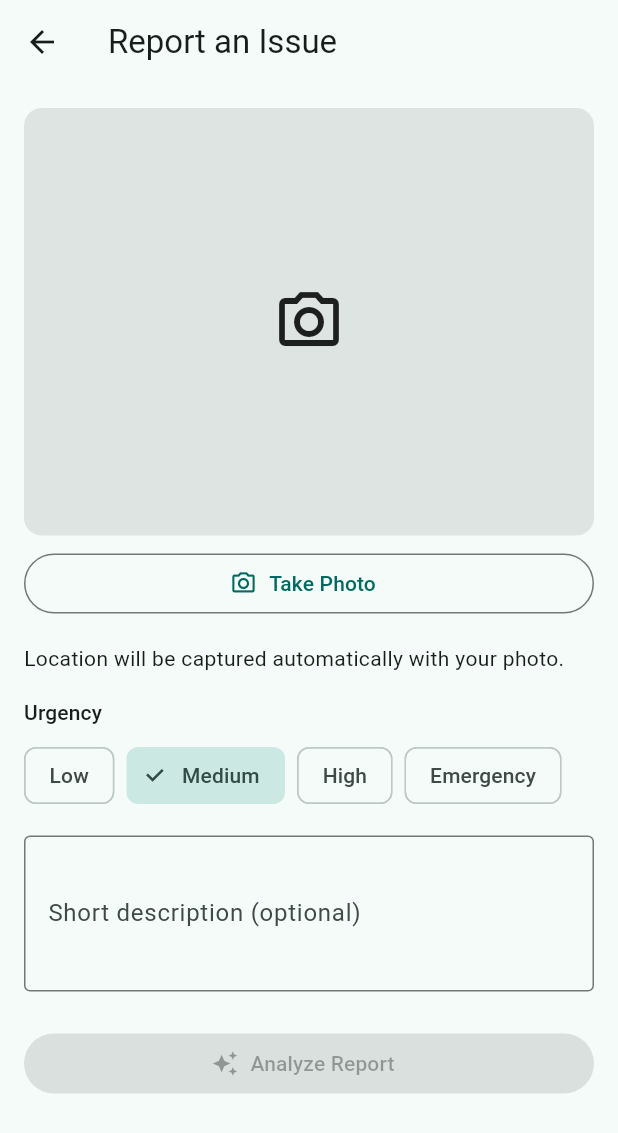
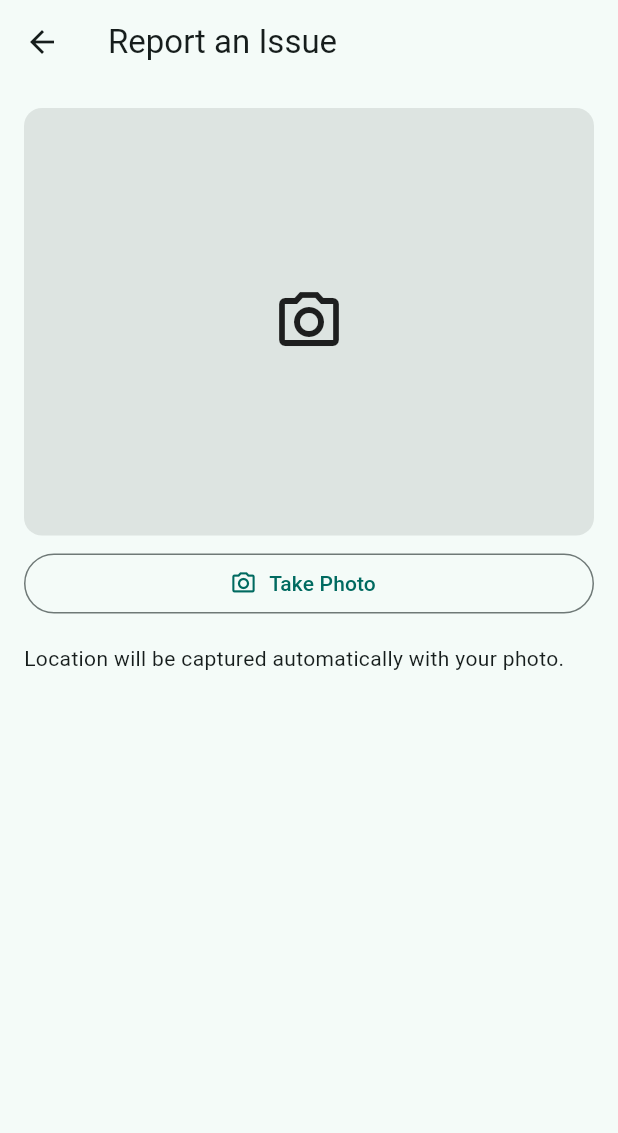
Before and after one commit to nilu-mukherjee/fixmycity, a Flutter app: the CaptureScreen screen opened directly, on a phone screen of 412 x 824 dp. Shown: the top 1133 px of the screen. Run offline on Flutter 3.47's test engine with Material 3 defaults, Android fonts, the phone set to English and light mode, and no system bars; our stand-ins replace geolocator, google_sign_in, image_picker, shared_preferences; accounts and stored records are empty.

Commit message:
Auto-analyze immediately after capture, no separate button tap
Photo -> location -> analysis now runs automatically once both are
ready, showing an "Analyzing..." state instead of requiring a second
"Analyze Report" tap. Dropped the pre-analysis urgency chips and
description field from the capture screen since they're redundant
with what's already editable on the presubmit form right after.

Co-Authored-By: Claude Sonnet 5 <noreply@anthropic.com>
Claude-Session: https://claude.ai/code/session_01UXj9K19bc8fF8BJ7bc1C1n

```diff
--- a/android_app/lib/screens/capture_screen.dart
+++ b/android_app/lib/screens/capture_screen.dart
@@ -11,8 +11,10 @@ import 'presubmit_screen.dart';
 
 /// Step 1 of the citizen flow (project.md): open the app, start a complaint,
 /// take a plain photo (no on-device/live object detection — that's server-
-/// side via Gemini Vision), capture location and an urgency note, then send
-/// it off for AI classification.
+/// side via Gemini Vision), capture location, then send it off for AI
+/// classification automatically — as soon as both are ready, with no extra
+/// button tap. Category, severity, and description are all editable next,
+/// on [PresubmitScreen]'s form, so there's nothing to fill in here first.
 class CaptureScreen extends StatefulWidget {
   const CaptureScreen({super.key});
 
@@ -21,23 +23,13 @@ class CaptureScreen extends StatefulWidget {
 }
 
 class _CaptureScreenState extends State<CaptureScreen> {
-  final _descriptionController = TextEditingController();
   final _picker = ImagePicker();
 
   XFile? _photo;
   Position? _position;
-  String _urgency = 'Medium';
   bool _locating = false;
-  bool _submitting = false;
+  bool _analyzing = false;
   String? _error;
-
-  static const _urgencyLevels = ['Low', 'Medium', 'High', 'Emergency'];
-
-  @override
-  void dispose() {
-    _descriptionController.dispose();
-    super.dispose();
-  }
 
   Future<void> _takePhoto() async {
     try {
@@ -50,8 +42,14 @@ class _CaptureScreenState extends State<CaptureScreen> {
         imageQuality: 85,
       );
       if (photo != null) {
-        setState(() => _photo = photo);
-        _locateDevice();
+        setState(() {
+          _photo = photo;
+          _error = null;
+        });
+        await _locateDevice();
+        if (_photo != null && _position != null) {
+          await _analyze();
+        }
       }
     } catch (e) {
       setState(() => _error = 'Could not open camera: $e');
@@ -107,7 +105,7 @@ class _CaptureScreenState extends State<CaptureScreen> {
     if (_photo == null || _position == null) return;
 
     setState(() {
-      _submitting = true;
+      _analyzing = true;
       _error = null;
     });
 
@@ -117,13 +115,13 @@ class _CaptureScreenState extends State<CaptureScreen> {
         longitude: _position!.longitude,
         accuracyMeters: _position!.accuracy,
       );
-      final urgencyNote =
-          'Urgency: $_urgency. ${_descriptionController.text.trim()}';
 
       final result = await reportApi.classifyReport(
         photoPath: _photo!.path,
         location: location,
-        urgencyNote: urgencyNote,
+        // No pre-analysis note — the citizen reviews and can rewrite the
+        // AI's description on the presubmit form that comes next.
+        urgencyNote: '',
       );
 
       if (!mounted) return;
@@ -138,67 +136,50 @@ class _CaptureScreenState extends State<CaptureScreen> {
       // Force a retake rather than letting them resubmit the same photo.
       setState(() {
         _photo = null;
+        _position = null;
         _error = "$e Please retake a photo of the actual issue.";
       });
     } catch (e) {
       setState(() => _error = 'Could not analyze report: $e');
     } finally {
-      if (mounted) setState(() => _submitting = false);
+      if (mounted) setState(() => _analyzing = false);
     }
   }
 
   @override
   Widget build(BuildContext context) {
-    final canAnalyze = _photo != null && _position != null && !_submitting;
-
     return Scaffold(
       appBar: AppBar(title: const Text('Report an Issue')),
-      body: ListView(
+      body: _analyzing
+          ? const _AnalyzingView()
+          : ListView(
               padding: const EdgeInsets.all(16),
               children: [
                 _PhotoPicker(photo: _photo, onCamera: _takePhoto),
                 const SizedBox(height: 16),
                 _LocationStatus(position: _position, locating: _locating),
-          const SizedBox(height: 16),
-          Text('Urgency', style: Theme.of(context).textTheme.titleSmall),
-          const SizedBox(height: 8),
-          Wrap(
-            spacing: 8,
-            children: [
-              for (final level in _urgencyLevels)
-                ChoiceChip(
-                  label: Text(level),
-                  selected: _urgency == level,
-                  onSelected: (_) => setState(() => _urgency = level),
-                ),
-            ],
-          ),
-          const SizedBox(height: 16),
-          TextField(
-            controller: _descriptionController,
-            maxLines: 3,
-            decoration: const InputDecoration(
-              labelText: 'Short description (optional)',
-              hintText: 'e.g. Big pothole near Whitefield main road, dangerous for bikes.',
-              border: OutlineInputBorder(),
-            ),
-          ),
                 if (_error != null) ...[
                   const SizedBox(height: 12),
                   Text(_error!, style: TextStyle(color: Theme.of(context).colorScheme.error)),
                 ],
-          const SizedBox(height: 24),
-          FilledButton.icon(
-            onPressed: canAnalyze ? _analyze : null,
-            icon: _submitting
-                ? const SizedBox(
-                    width: 16,
-                    height: 16,
-                    child: CircularProgressIndicator(strokeWidth: 2),
-                  )
-                : const Icon(Icons.auto_awesome),
-            label: Text(_submitting ? 'Analyzing…' : 'Analyze Report'),
+              ],
             ),
+    );
+  }
+}
+
+class _AnalyzingView extends StatelessWidget {
+  const _AnalyzingView();
+
+  @override
+  Widget build(BuildContext context) {
+    return const Center(
+      child: Column(
+        mainAxisSize: MainAxisSize.min,
+        children: [
+          CircularProgressIndicator(),
+          SizedBox(height: 16),
+          Text('Analyzing your report…'),
         ],
       ),
     );
```
Lines whose indentation alone changed are shown as unchanged.
